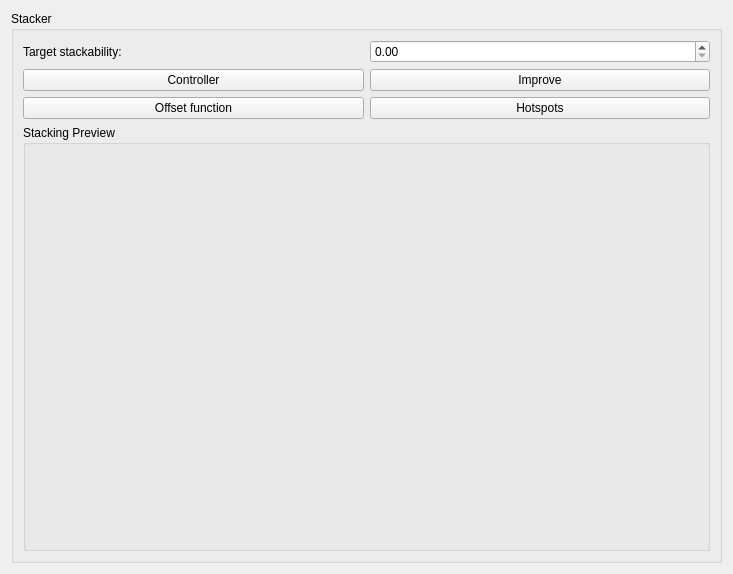
Before: the Qt Designer form Stacker/StackerWidget.ui in HonghuaLi/stacker, drawn with Qt 5.
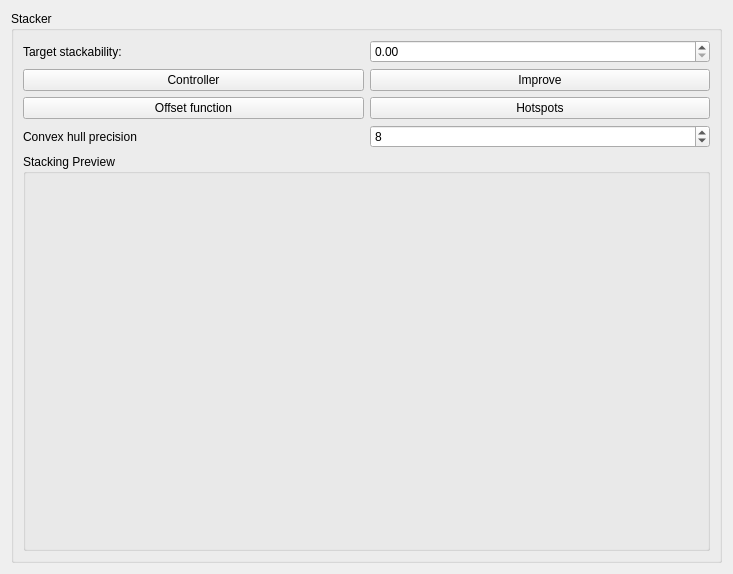
After: the same form once the commit is applied.

Commit message: ConvexHull precision control in UI. Drawing method changed a bit. Color per segment.

```diff
--- a/Stacker/StackerWidget.ui
+++ b/Stacker/StackerWidget.ui
@@ -58,7 +58,7 @@
         </property>
        </widget>
       </item>
-      <item row="5" column="0" colspan="2">
+      <item row="6" column="0" colspan="2">
        <widget class="QGroupBox" name="previewBox">
         <property name="title">
          <string>Stacking Preview</string>
@@ -72,6 +72,20 @@
         </property>
        </widget>
       </item>
+      <item row="5" column="0">
+       <widget class="QLabel" name="label_2">
+        <property name="text">
+         <string>Convex hull precision</string>
+        </property>
+       </widget>
+      </item>
+      <item row="5" column="1">
+       <widget class="QSpinBox" name="chPrecision">
+        <property name="value">
+         <number>8</number>
+        </property>
+       </widget>
+      </item>
      </layout>
     </widget>
    </item>
```
The commit also changes 13 other files.
